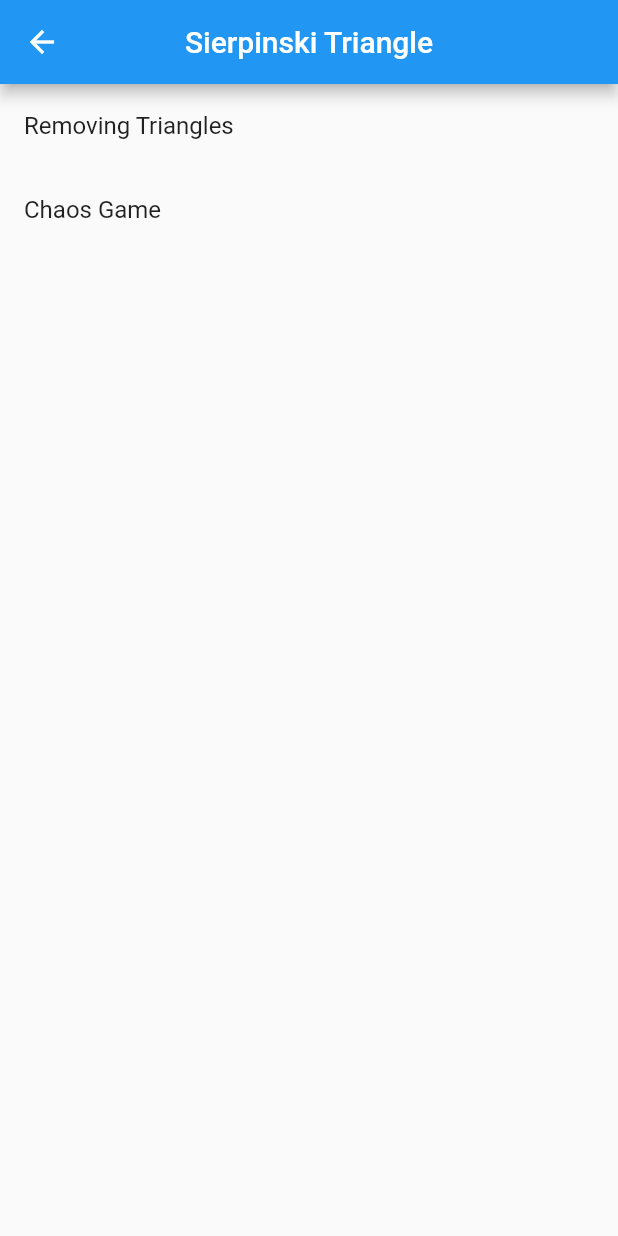
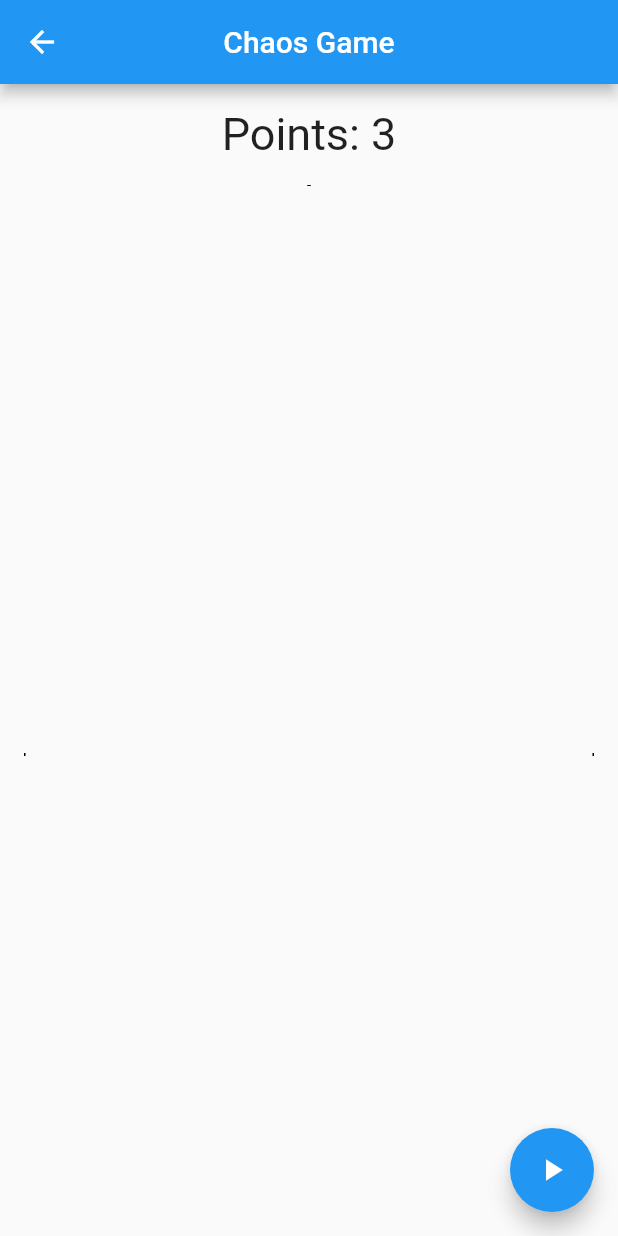
Before and after one commit to noctisbeta/fractals, a Flutter app: the SierpinskiTriangleMenuView screen opened directly, after a tap on "Chaos Game", on a phone screen of 412 x 824 dp. Run offline on Flutter 3.47's test engine with Material 2 defaults, Android fonts, the phone set to English and light mode, and no system bars.

Commit message:
chaos game painter

```diff
--- a/lib/menu_view.dart
+++ b/lib/menu_view.dart
@@ -1,5 +1,5 @@
 import 'package:flutter/material.dart';
-import 'package:fractals/sierpinski_triangle/removing_triangles_view.dart';
+import 'package:fractals/sierpinski_triangle/removing_triangles/removing_triangles_view.dart';
 import 'package:fractals/sierpinski_triangle/sierpinski_triangle_menu_view.dart';
 
 class MenuView extends StatelessWidget {
--- /dev/null
+++ b/lib/sierpinski_triangle/chaos_game/chaos_game_painter.dart
@@ -0,0 +1,28 @@
+import 'dart:ui';
+
+import 'package:flutter/cupertino.dart';
+import 'package:flutter/material.dart';
+import 'package:vector_math/vector_math_64.dart' hide Colors;
+
+class ChaosGamePainter extends CustomPainter {
+  ChaosGamePainter({
+    required this.viewport,
+    required this.points,
+  });
+
+  final Quad viewport;
+
+  final List<Offset> points;
+
+  @override
+  void paint(Canvas canvas, Size size) {
+    final paint = Paint()
+      ..color = Colors.black
+      ..strokeWidth = 2;
+
+    canvas.drawPoints(PointMode.points, points..add(points[0]), paint);
+  }
+
+  @override
+  bool shouldRepaint(covariant CustomPainter oldDelegate) => true;
+}
--- /dev/null
+++ b/lib/sierpinski_triangle/chaos_game/chaos_game_view.dart
@@ -0,0 +1,159 @@
+import 'dart:async';
+import 'dart:developer';
+import 'dart:math' hide log;
+
+import 'package:flutter/material.dart';
+import 'package:fractals/sierpinski_triangle/chaos_game/chaos_game_painter.dart';
+import 'package:fractals/sierpinski_triangle/removing_triangles/removing_triangles_painter.dart';
+
+class ChaosGameView extends StatefulWidget {
+  const ChaosGameView({super.key});
+
+  @override
+  State<ChaosGameView> createState() => _ChaosGameViewState();
+}
+
+class _ChaosGameViewState extends State<ChaosGameView> {
+  late final vertices = [
+    Offset(
+      (MediaQuery.of(context).size.width - 32) / 2,
+      0,
+    ),
+    Offset(
+      0,
+      MediaQuery.of(context).size.width - 32,
+    ),
+    Offset(
+      MediaQuery.of(context).size.width - 32,
+      MediaQuery.of(context).size.width - 32,
+    ),
+  ];
+
+  late final points = [...vertices];
+
+  Timer? timer;
+
+  Offset randomInsideTriangle() {
+    final random = Random();
+
+    final r1 = random.nextDouble();
+    final r2 = random.nextDouble();
+
+    final x = (1 - sqrt(r1)) * vertices[0].dx +
+        (sqrt(r1) * (1 - r2)) * vertices[1].dx +
+        (sqrt(r1) * r2) * vertices[2].dx;
+    final y = (1 - sqrt(r1)) * vertices[0].dy +
+        (sqrt(r1) * (1 - r2)) * vertices[1].dy +
+        (sqrt(r1) * r2) * vertices[2].dy;
+
+    return Offset(x, y);
+  }
+
+  void start() {
+    timer = Timer.periodic(const Duration(milliseconds: 1), (timer) {
+      if (points.length > 100000) {
+        timer.cancel();
+      }
+
+      final random = Random(
+        DateTime.now().millisecondsSinceEpoch,
+      );
+
+      final index = random.nextInt(3);
+      final vertex = vertices[index];
+
+      final randomPoint = randomInsideTriangle();
+
+      if (points.length == 3) {
+        setState(() {
+          points.add(randomPoint);
+        });
+
+        return;
+      }
+
+      final newPoint = Offset(
+        (points.last.dx + vertex.dx) / 2,
+        (points.last.dy + vertex.dy) / 2,
+      );
+
+      log('newPoint: $newPoint');
+
+      setState(() {
+        points.add(newPoint);
+      });
+
+      log('points: ${points.length}');
+    });
+  }
+
+  void toggle() {
+    if (timer?.isActive ?? false) {
+      timer?.cancel();
+    } else {
+      start();
+    }
+  }
+
+  @override
+  void dispose() {
+    timer?.cancel();
+    super.dispose();
+  }
+
+  @override
+  Widget build(BuildContext context) {
+    return Scaffold(
+      appBar: AppBar(
+        title: const Text('Chaos Game'),
+        centerTitle: true,
+      ),
+      floatingActionButton: FloatingActionButton(
+        onPressed: toggle,
+        child: Icon(
+          timer?.isActive ?? false ? Icons.stop : Icons.play_arrow,
+        ),
+      ),
+      body: Center(
+        child: Padding(
+          padding: const EdgeInsets.symmetric(horizontal: 16),
+          child: Column(
+            mainAxisAlignment: MainAxisAlignment.center,
+            children: [
+              const SizedBox(height: 16),
+              Text(
+                'Points: ${points.length}',
+                style: const TextStyle(
+                  fontSize: 30,
+                ),
+              ),
+              const SizedBox(height: 16),
+              Expanded(
+                child: InteractiveViewer.builder(
+                  boundaryMargin: const EdgeInsets.all(10000),
+                  maxScale: 100,
+                  minScale: 0.001,
+                  builder: (context, viewport) {
+                    return CustomPaint(
+                      size: Size(
+                        MediaQuery.of(context).size.width - 32,
+                        MediaQuery.of(context).size.width - 32,
+                      ),
+                      isComplex: true,
+                      willChange: true,
+                      painter: ChaosGamePainter(
+                        viewport: viewport,
+                        points: points,
+                      ),
+                    );
+                  },
+                ),
+              ),
+              const SizedBox(height: 16),
+            ],
+          ),
+        ),
+      ),
+    );
+  }
+}
--- a/lib/sierpinski_triangle/removing_triangles_view.dart
+++ b/lib/sierpinski_triangle/removing_triangles/removing_triangles_view.dart
@@ -1,5 +1,5 @@
 import 'package:flutter/material.dart';
-import 'package:fractals/sierpinski_triangle/removing_triangles_painter.dart';
+import 'package:fractals/sierpinski_triangle/removing_triangles/removing_triangles_painter.dart';
 
 class RemovingTrianglesView extends StatefulWidget {
   const RemovingTrianglesView({super.key});
--- a/lib/sierpinski_triangle/sierpinski_triangle_menu_view.dart
+++ b/lib/sierpinski_triangle/sierpinski_triangle_menu_view.dart
@@ -1,5 +1,6 @@
 import 'package:flutter/material.dart';
-import 'package:fractals/sierpinski_triangle/removing_triangles_view.dart';
+import 'package:fractals/sierpinski_triangle/chaos_game/chaos_game_view.dart';
+import 'package:fractals/sierpinski_triangle/removing_triangles/removing_triangles_view.dart';
 
 class SierpinskiTriangleMenuView extends StatelessWidget {
   const SierpinskiTriangleMenuView({super.key});
@@ -24,9 +25,11 @@ class SierpinskiTriangleMenuView extends StatelessWidget {
             ),
             ListTile(
               title: const Text('Chaos Game'),
-              onTap: () {
-                Navigator.pushNamed(context, '/chaos_game');
-              },
+              onTap: () => Navigator.of(context).push(
+                MaterialPageRoute(
+                  builder: (context) => const ChaosGameView(),
+                ),
+              ),
             )
           ],
         ),
```
Also changed, not shown: lib/sierpinski_triangle/sierpinski_triangle.dart (deleted, +0 -9 lines), lib/sierpinski_triangle/removing_triangles/removing_triangles_painter.dart (renamed from lib/sierpinski_triangle/removing_triangles_painter.dart).
